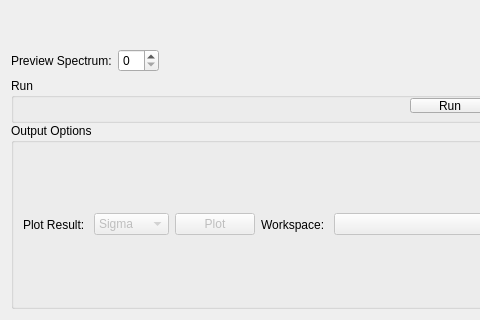
The window that qt/scientific_interfaces/Indirect/Stretch.ui (mantidproject/mantid) describes before a commit, drawn with Qt 5; both pictures show x 0 to 480 and y 280 to 600 of the 900 by 600 pixel window.
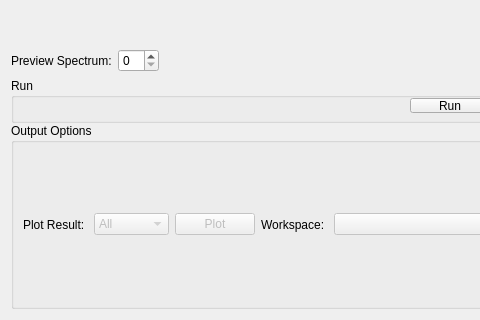
The same window after the commit. Custom widgets are drawn as their Qt base class.

```diff
--- a/qt/scientific_interfaces/Indirect/Stretch.ui
+++ b/qt/scientific_interfaces/Indirect/Stretch.ui
@@ -320,6 +320,11 @@
                <height>0</height>
               </size>
              </property>
+             <item>
+              <property name="text">
+               <string>All</string>
+              </property>
+             </item>
              <item>
               <property name="text">
                <string>Sigma</string>
```
Left out of the diff: 5 changed lines with no effect on the pictures.
